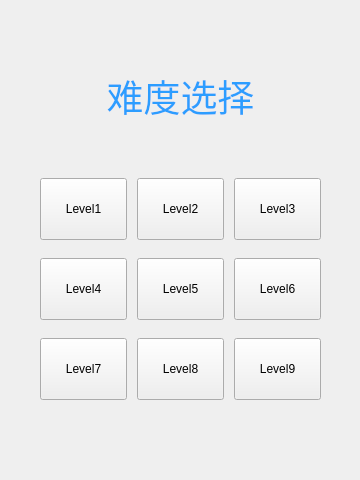
Above: chooselevelwidget.ui from zhaoxh16/sudoku before the change. Below: the same form after it.
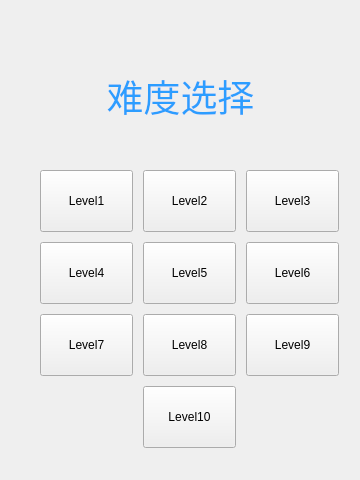
That is the form after the change.

The edit to the form file:
```diff
--- a/chooselevelwidget.ui
+++ b/chooselevelwidget.ui
@@ -18,8 +18,8 @@
     <rect>
      <x>30</x>
      <y>160</y>
-     <width>301</width>
-     <height>261</height>
+     <width>319</width>
+     <height>298</height>
     </rect>
    </property>
    <layout class="QGridLayout" name="gridLayout">
@@ -185,6 +185,19 @@
       </property>
      </widget>
     </item>
+    <item row="3" column="1">
+     <widget class="QPushButton" name="pushButton_10">
+      <property name="minimumSize">
+       <size>
+        <width>0</width>
+        <height>62</height>
+       </size>
+      </property>
+      <property name="text">
+       <string>Level10</string>
+      </property>
+     </widget>
+    </item>
    </layout>
   </widget>
   <widget class="QLabel" name="label">
```
Left out of the diff: 78 changed lines with no effect on the pictures.
